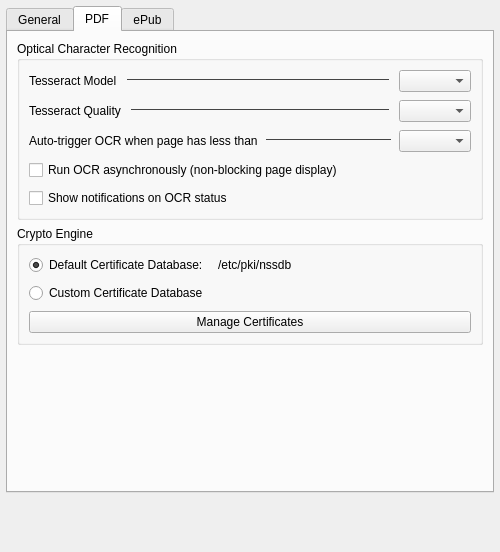
This is src/generator/config/mupdfsettingswidget.ui in l4rzy/okular-mupdf-ng as Qt 5 draws it before an edit. The edited form follows.
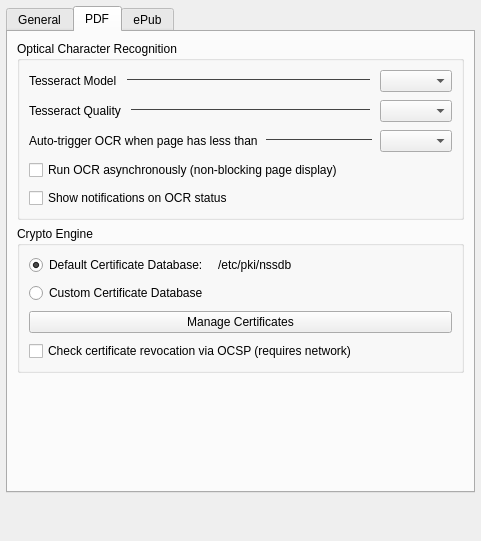
This is the edited form. The open tabs and pages were chosen to show the change. Custom widgets are drawn as their Qt base class.

Commit message: feat: add ocsp for signature validation

Diff of the .ui file:
```diff
--- a/src/generator/config/mupdfsettingswidget.ui
+++ b/src/generator/config/mupdfsettingswidget.ui
@@ -6,8 +6,8 @@
    <rect>
     <x>0</x>
     <y>0</y>
-    <width>500</width>
-    <height>552</height>
+    <width>481</width>
+    <height>541</height>
    </rect>
   </property>
   <property name="sizePolicy">
@@ -689,6 +689,16 @@
             </property>
            </widget>
           </item>
+          <item>
+           <widget class="QCheckBox" name="kcfg_UseOcsp">
+            <property name="toolTip">
+             <string>Check certificate revocation via OCSP responders while validating signatures. Requires network access; an unreachable responder does not invalidate signatures.</string>
+            </property>
+            <property name="text">
+             <string>Check certificate revocation via OCSP (requires network)</string>
+            </property>
+           </widget>
+          </item>
          </layout>
         </widget>
        </item>
```
The commit also changes 5 other files.
